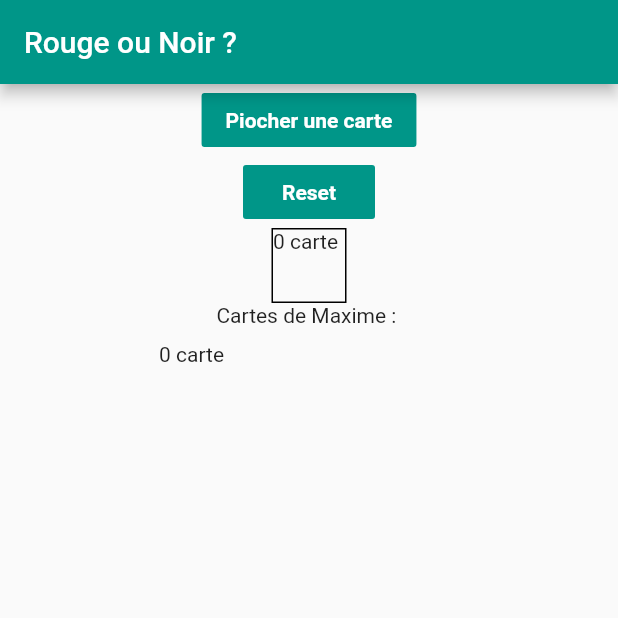
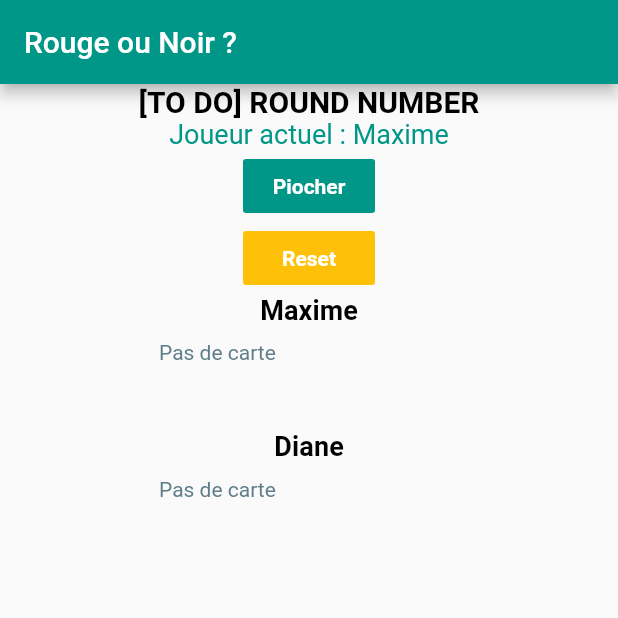
Before and after one commit to dianecdr/rouge_noir, a Flutter app: the screen it shows after launch, on a phone screen of 412 x 824 dp, the top half of it. Run offline on Flutter 3.47's test engine with Material 2 defaults, Android fonts, the phone set to English and light mode, and no system bars; our stand-ins replace material_design_icons_flutter; accounts and stored records are empty.

Commit message:
Add tab of users and display cards picked by all users

```diff
--- a/lib/main.dart
+++ b/lib/main.dart
@@ -1,6 +1,6 @@
+import 'package:flutter/cupertino.dart';
 import 'package:flutter/material.dart';
 import 'package:rouge_noir/widget/playcard_list.dart';
-import 'package:rouge_noir/widget/playcard_widget.dart';
 
 import 'model/playcard.dart';
 import 'model/user.dart';
@@ -12,12 +12,18 @@ void main() {
     theme: new ThemeData(
       primarySwatch: Colors.teal,
       primaryColorDark: Colors.brown,
-        accentColor: Colors.tealAccent,
+      accentColor: Colors.amber,
       textTheme: ThemeData.light().textTheme.copyWith(
           button: TextStyle(
             color: Colors.white,
             fontWeight: FontWeight.bold,
-            ))),
+          ),
+          subtitle: TextStyle(
+            color: Colors.black,
+            fontWeight: FontWeight.bold,
+            fontSize: 18,
+          )),
+    ),
     home: new MyApp(),
   ));
 }
@@ -28,10 +34,16 @@ class MyApp extends StatefulWidget {
 }
 
 class MyAppState extends State<MyApp> {
+  int userIndex = 0;
   List<Playcard> deck = [];
   List<Playcard> _userCards = [];
   Playcard pickedCard;
-  User maxime = new User(name: 'Maxime');
+  List<User> users = [
+    User(name: 'Maxime'),
+    User(name: 'Diane'),
+  ];
+
+  User userPlaying;
 
   void initDeck() {
     loadPlaycards().then((e) {
@@ -45,14 +57,22 @@ class MyAppState extends State<MyApp> {
   void initState() {
     super.initState();
     initDeck();
+    userPlaying = users[userIndex];
   }
 
-  void _pickCard() {
+  void _pickCard(User user) {
     setState(() {
-      if (deck != null && maxime.cards.length < 4) {
+      if (userIndex == users.length - 1) {
+        userIndex = 0;
+      } else {
+        userIndex++;
+      }
+
+      if (deck != null && user.cards.length < 4) {
         pickedCard = (deck.toList()..shuffle()).first;
-        maxime.cards.add(pickedCard);
+        user.cards.add(pickedCard);
         deck.remove(pickedCard);
+        userPlaying = users[userIndex];
       } else {
         pickedCard = null;
       }
@@ -62,7 +82,9 @@ class MyAppState extends State<MyApp> {
   void _resetGame() {
     setState(() {
       initDeck();
-      maxime.cards = [];
+      for (var user in users) {
+        user.cards = [];
+      }
       pickedCard = null;
     });
   }
@@ -79,15 +101,30 @@ class MyAppState extends State<MyApp> {
       body: new Center(
         child: Column(
           children: <Widget>[
+            Text(
+              '[TO DO] ROUND NUMBER',
+              style: TextStyle(
+                fontSize: 20,
+                fontWeight: FontWeight.bold,
+                color: Colors.black,
+              ),
+            ),
+            Text(
+              'Joueur actuel : ' + userPlaying.name,
+              style: TextStyle(
+                fontSize: 18,
+                color: Colors.teal,
+              ),
+            ),
             FlatButton(
               child: Text(
-                'Piocher une carte',
+                'Piocher',
                 style: TextStyle(
                   color: Theme.of(context).textTheme.button.color,
                 ),
               ),
               color: Theme.of(context).primaryColor,
-              onPressed: _pickCard,
+              onPressed: () => _pickCard(userPlaying),
             ),
             FlatButton(
               child: Text(
@@ -96,18 +133,23 @@ class MyAppState extends State<MyApp> {
                   color: Theme.of(context).textTheme.button.color,
                 ),
               ),
-              color: Theme.of(context).primaryColor,
+              color: Theme.of(context).accentColor,
               onPressed: _resetGame,
             ),
-            (_userCards.length < 4)
-                ? PlaycardWidget(card: pickedCard)
-                : Text("Vous avez déjà tiré 4 cartes"),
-            Column(
-              children: [
-                Text('Cartes de ' + maxime.name + ' : '),
-                PlaycardList(maxime.cards)
-              ],
-            )
+            Container(
+              height: 300,
+              child: ListView.builder(
+                  itemCount: users.length,
+                  itemBuilder: (BuildContext ctx, int index) {
+                    return new Column(children: [
+                      Text(
+                        users[index].name,
+                        style: Theme.of(context).textTheme.subtitle,
+                      ),
+                      PlaycardList(users[index].cards),
+                    ]);
+                  }),
+            ),
           ],
         ),
       ),
--- a/lib/model/user.dart
+++ b/lib/model/user.dart
@@ -1,8 +1,16 @@
 import 'package:rouge_noir/model/playcard.dart';
 
 class User {
+  String id;
   String name;
   List<Playcard> cards = [];
 
-  User({this.name});
+  User({String name}) {
+    this.name = name;
+    this.id = name+'2020';
+  }
+
+  void resetUserCards(User user){
+    user.cards = [];
+  }
 }
--- a/lib/widget/playcard_list.dart
+++ b/lib/widget/playcard_list.dart
@@ -21,6 +21,11 @@ class PlaycardList extends StatelessWidget {
                   return new PlaycardWidget(card: _cards[index]);
                 })
             // _cards.map((el) => PlaycardWidget(card: el)).toList())
-            : Text('0 carte'));
+            : Text(
+                'Pas de carte',
+                style: TextStyle(
+                  color: Colors.blueGrey,
+                ),
+              ));
   }
 }
```
Lines whose indentation alone changed are shown as unchanged.
